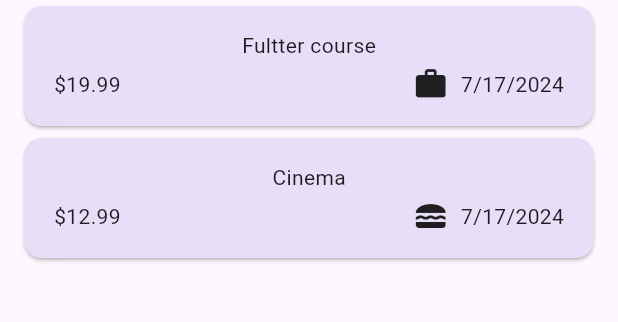
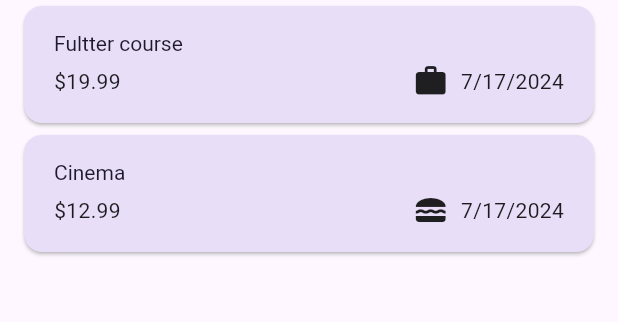
Before and after one commit to IsharaNawa/expense-tracker, a Flutter app: the screen it shows after launch, on a phone screen of 412 x 824 dp, the part 114-436 px from its top. Run offline on Flutter 3.47's test engine with Material 3 defaults, Android fonts, the phone set to English and light mode, and no system bars.

Commit message:
chaning the individual widget look based on general look

```diff
--- a/lib/main.dart
+++ b/lib/main.dart
@@ -4,7 +4,7 @@ import 'package:flutter/material.dart';
 // creating the color scheme
 // from seed method would create a different fades of one color
 var kColorScheme =
-    ColorScheme.fromSeed(seedColor: Color.fromARGB(255, 96, 59, 181));
+    ColorScheme.fromSeed(seedColor: const Color.fromARGB(255, 96, 59, 181));
 
 void main() {
   runApp(
--- a/lib/widgets/expenses_list/expense_item.dart
+++ b/lib/widgets/expenses_list/expense_item.dart
@@ -17,8 +17,12 @@ class ExpenseItem extends StatelessWidget {
           vertical: 16.0,
         ),
         child: Column(
+          crossAxisAlignment: CrossAxisAlignment.start,
           children: [
-            Text(expense.title),
+            Text(
+              expense.title,
+              style: Theme.of(context).textTheme.titleLarge,
+            ),
             const SizedBox(
               height: 4,
             ),
--- a/lib/widgets/expenses_list/expenses_list.dart
+++ b/lib/widgets/expenses_list/expenses_list.dart
@@ -24,10 +24,16 @@ class ExpensesList extends StatelessWidget {
     return ListView.builder(
         itemCount: expeses.length,
         itemBuilder: (ctx, index) =>
-        // we added the dismissable action to the expenses list
-        // so the users can swipe and dismiss the expenses item
-        Dismissible(
+            // we added the dismissable action to the expenses list
+            // so the users can swipe and dismiss the expenses item
+            Dismissible(
               key: ValueKey(expeses[index]),
+              background: Container(
+                color: Theme.of(context).colorScheme.error.withOpacity(0.75),
+                margin: EdgeInsets.symmetric(
+                  horizontal: Theme.of(context).cardTheme.margin!.horizontal,
+                ),
+              ),
               onDismissed: (direction) =>
                   {deleteExpenseFromList(expeses[index])},
               child: ExpenseItem(expeses[index]),
```
